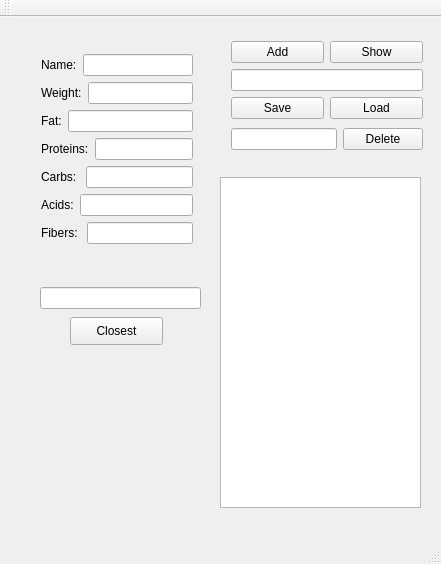
First picture: the form in mainwindow.ui, repository pavllan90/FoodVolume, before the edit.
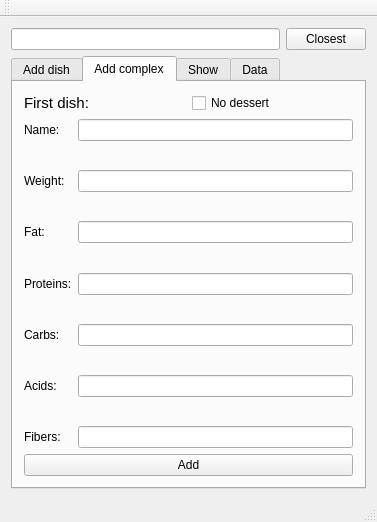
Second picture: the form after the edit. The open tabs and pages were chosen to show the change.

```diff
--- a/mainwindow.ui
+++ b/mainwindow.ui
@@ -6,74 +6,58 @@
    <rect>
     <x>0</x>
     <y>0</y>
-    <width>441</width>
-    <height>564</height>
+    <width>377</width>
+    <height>522</height>
    </rect>
   </property>
   <property name="windowTitle">
    <string>MainWindow</string>
   </property>
   <widget class="QWidget" name="centralWidget">
-   <widget class="QTextEdit" name="textEdit">
-    <property name="geometry">
-     <rect>
-      <x>220</x>
-      <y>160</y>
-      <width>201</width>
-      <height>331</height>
-     </rect>
-    </property>
-   </widget>
-   <widget class="QLineEdit" name="lineEdit_11">
-    <property name="geometry">
-     <rect>
-      <x>40</x>
-      <y>270</y>
-      <width>161</width>
-      <height>22</height>
-     </rect>
-    </property>
-   </widget>
+   <layout class="QVBoxLayout" name="verticalLayout_6">
+    <item>
+     <layout class="QHBoxLayout" name="horizontalLayout_8">
+      <item>
+       <widget class="QLineEdit" name="lineEdit_11"/>
+      </item>
+      <item>
    <widget class="QPushButton" name="pushButton_6">
-    <property name="geometry">
-     <rect>
-      <x>70</x>
-      <y>300</y>
-      <width>93</width>
-      <height>28</height>
-     </rect>
-    </property>
     <property name="text">
      <string>Closest</string>
     </property>
    </widget>
-   <widget class="QWidget" name="layoutWidget">
-    <property name="geometry">
-     <rect>
-      <x>30</x>
-      <y>10</y>
-      <width>174</width>
-      <height>245</height>
-     </rect>
-    </property>
+      </item>
+     </layout>
+    </item>
+    <item>
+     <widget class="QTabWidget" name="tabWidget">
+      <property name="currentIndex">
+       <number>3</number>
+      </property>
+      <widget class="QWidget" name="tab_3">
+       <attribute name="title">
+        <string>Add dish</string>
+       </attribute>
     <layout class="QVBoxLayout" name="verticalLayout_2">
      <item>
-      <layout class="QVBoxLayout" name="verticalLayout">
-       <item>
-        <layout class="QHBoxLayout" name="horizontalLayout_7">
-         <item>
-          <widget class="QLabel" name="label">
-           <property name="text">
-            <string>Name:</string>
-           </property>
-          </widget>
-         </item>
-         <item>
-          <widget class="QLineEdit" name="lineEdit"/>
-         </item>
-        </layout>
-       </item>
-       <item>
+         <layout class="QFormLayout" name="formLayout_2">
+          <property name="fieldGrowthPolicy">
+           <enum>QFormLayout::AllNonFixedFieldsGrow</enum>
+          </property>
+          <item row="1" column="0">
+           <spacer name="verticalSpacer">
+            <property name="orientation">
+             <enum>Qt::Vertical</enum>
+            </property>
+            <property name="sizeHint" stdset="0">
+             <size>
+              <width>20</width>
+              <height>40</height>
+             </size>
+            </property>
+           </spacer>
+          </item>
+          <item row="2" column="0">
         <layout class="QHBoxLayout" name="horizontalLayout_6">
          <item>
           <widget class="QLabel" name="label_2">
@@ -82,12 +66,22 @@
            </property>
           </widget>
          </item>
-         <item>
-          <widget class="QLineEdit" name="lineEdit_2"/>
-         </item>
-        </layout>
-       </item>
-       <item>
+           </layout>
+          </item>
+          <item row="3" column="0">
+           <spacer name="verticalSpacer_2">
+            <property name="orientation">
+             <enum>Qt::Vertical</enum>
+            </property>
+            <property name="sizeHint" stdset="0">
+             <size>
+              <width>20</width>
+              <height>40</height>
+             </size>
+            </property>
+           </spacer>
+          </item>
+          <item row="4" column="0">
         <layout class="QHBoxLayout" name="horizontalLayout_5">
          <item>
           <widget class="QLabel" name="label_3">
@@ -96,12 +90,22 @@
            </property>
           </widget>
          </item>
-         <item>
-          <widget class="QLineEdit" name="lineEdit_3"/>
-         </item>
-        </layout>
-       </item>
-       <item>
+           </layout>
+          </item>
+          <item row="5" column="0">
+           <spacer name="verticalSpacer_3">
+            <property name="orientation">
+             <enum>Qt::Vertical</enum>
+            </property>
+            <property name="sizeHint" stdset="0">
+             <size>
+              <width>20</width>
+              <height>40</height>
+             </size>
+            </property>
+           </spacer>
+          </item>
+          <item row="6" column="0">
         <layout class="QHBoxLayout" name="horizontalLayout_4">
          <item>
           <widget class="QLabel" name="label_4">
@@ -110,12 +114,22 @@
            </property>
           </widget>
          </item>
-         <item>
-          <widget class="QLineEdit" name="lineEdit_4"/>
-         </item>
-        </layout>
-       </item>
-       <item>
+           </layout>
+          </item>
+          <item row="7" column="0">
+           <spacer name="verticalSpacer_4">
+            <property name="orientation">
+             <enum>Qt::Vertical</enum>
+            </property>
+            <property name="sizeHint" stdset="0">
+             <size>
+              <width>20</width>
+              <height>40</height>
+             </size>
+            </property>
+           </spacer>
+          </item>
+          <item row="8" column="0">
         <layout class="QHBoxLayout" name="horizontalLayout_3">
          <item>
           <widget class="QLabel" name="label_5">
@@ -124,12 +138,22 @@
            </property>
           </widget>
          </item>
-         <item>
-          <widget class="QLineEdit" name="lineEdit_5"/>
-         </item>
-        </layout>
-       </item>
-       <item>
+           </layout>
+          </item>
+          <item row="9" column="0">
+           <spacer name="verticalSpacer_5">
+            <property name="orientation">
+             <enum>Qt::Vertical</enum>
+            </property>
+            <property name="sizeHint" stdset="0">
+             <size>
+              <width>20</width>
+              <height>40</height>
+             </size>
+            </property>
+           </spacer>
+          </item>
+          <item row="10" column="0">
         <layout class="QHBoxLayout" name="horizontalLayout_2">
          <item>
           <widget class="QLabel" name="label_6">
@@ -138,12 +162,22 @@
            </property>
           </widget>
          </item>
-         <item>
-          <widget class="QLineEdit" name="lineEdit_6"/>
-         </item>
-        </layout>
-       </item>
-       <item>
+           </layout>
+          </item>
+          <item row="11" column="0">
+           <spacer name="verticalSpacer_6">
+            <property name="orientation">
+             <enum>Qt::Vertical</enum>
+            </property>
+            <property name="sizeHint" stdset="0">
+             <size>
+              <width>20</width>
+              <height>40</height>
+             </size>
+            </property>
+           </spacer>
+          </item>
+          <item row="12" column="0">
         <layout class="QHBoxLayout" name="horizontalLayout">
          <item>
           <widget class="QLabel" name="label_7">
@@ -152,27 +186,42 @@
            </property>
           </widget>
          </item>
+           </layout>
+          </item>
+          <item row="0" column="0">
+           <layout class="QHBoxLayout" name="horizontalLayout_7">
          <item>
+             <widget class="QLabel" name="label">
+              <property name="text">
+               <string>Name:</string>
+              </property>
+             </widget>
+            </item>
+           </layout>
+          </item>
+          <item row="0" column="1">
+           <widget class="QLineEdit" name="lineEdit"/>
+          </item>
+          <item row="2" column="1">
+           <widget class="QLineEdit" name="lineEdit_2"/>
+          </item>
+          <item row="4" column="1">
+           <widget class="QLineEdit" name="lineEdit_3"/>
+          </item>
+          <item row="6" column="1">
+           <widget class="QLineEdit" name="lineEdit_4"/>
+          </item>
+          <item row="8" column="1">
+           <widget class="QLineEdit" name="lineEdit_5"/>
+          </item>
+          <item row="10" column="1">
+           <widget class="QLineEdit" name="lineEdit_6"/>
+          </item>
+          <item row="12" column="1">
           <widget class="QLineEdit" name="lineEdit_7"/>
          </item>
         </layout>
        </item>
-      </layout>
-     </item>
-    </layout>
-   </widget>
-   <widget class="QWidget" name="layoutWidget">
-    <property name="geometry">
-     <rect>
-      <x>220</x>
-      <y>10</y>
-      <width>214</width>
-      <height>139</height>
-     </rect>
-    </property>
-    <layout class="QVBoxLayout" name="verticalLayout_5">
-     <item>
-      <layout class="QVBoxLayout" name="verticalLayout_4">
        <item>
         <layout class="QHBoxLayout" name="horizontalLayout_9">
          <item>
@@ -182,15 +231,265 @@
            </property>
           </widget>
          </item>
+         </layout>
+        </item>
+       </layout>
+      </widget>
+      <widget class="QWidget" name="tab_5">
+       <attribute name="title">
+        <string>Add complex</string>
+       </attribute>
+       <layout class="QVBoxLayout" name="verticalLayout_8">
          <item>
-          <widget class="QPushButton" name="pushButton_2">
+         <layout class="QHBoxLayout" name="horizontalLayout_19">
+          <item>
+           <widget class="QLabel" name="label_15">
+            <property name="font">
+             <font>
+              <pointsize>11</pointsize>
+             </font>
+            </property>
            <property name="text">
+             <string>First dish:</string>
+            </property>
+           </widget>
+          </item>
+          <item>
+           <widget class="QCheckBox" name="checkBox">
+            <property name="text">
+             <string>No dessert</string>
+            </property>
+           </widget>
+          </item>
+         </layout>
+        </item>
+        <item>
+         <spacer name="verticalSpacer_13">
+          <property name="orientation">
+           <enum>Qt::Vertical</enum>
+          </property>
+          <property name="sizeHint" stdset="0">
+           <size>
+            <width>20</width>
+            <height>40</height>
+           </size>
+          </property>
+         </spacer>
+        </item>
+        <item>
+         <layout class="QFormLayout" name="formLayout">
+          <item row="1" column="0">
+           <spacer name="verticalSpacer_7">
+            <property name="orientation">
+             <enum>Qt::Vertical</enum>
+            </property>
+            <property name="sizeHint" stdset="0">
+             <size>
+              <width>20</width>
+              <height>40</height>
+             </size>
+            </property>
+           </spacer>
+          </item>
+          <item row="2" column="0">
+           <layout class="QHBoxLayout" name="horizontalLayout_13">
+            <item>
+             <widget class="QLabel" name="label_9">
+              <property name="text">
+               <string>Weight:</string>
+              </property>
+             </widget>
+            </item>
+           </layout>
+          </item>
+          <item row="3" column="0">
+           <spacer name="verticalSpacer_8">
+            <property name="orientation">
+             <enum>Qt::Vertical</enum>
+            </property>
+            <property name="sizeHint" stdset="0">
+             <size>
+              <width>20</width>
+              <height>40</height>
+             </size>
+            </property>
+           </spacer>
+          </item>
+          <item row="4" column="0">
+           <layout class="QHBoxLayout" name="horizontalLayout_14">
+            <item>
+             <widget class="QLabel" name="label_10">
+              <property name="text">
+               <string>Fat:</string>
+              </property>
+             </widget>
+            </item>
+           </layout>
+          </item>
+          <item row="5" column="0">
+           <spacer name="verticalSpacer_9">
+            <property name="orientation">
+             <enum>Qt::Vertical</enum>
+            </property>
+            <property name="sizeHint" stdset="0">
+             <size>
+              <width>20</width>
+              <height>40</height>
+             </size>
+            </property>
+           </spacer>
+          </item>
+          <item row="6" column="0">
+           <layout class="QHBoxLayout" name="horizontalLayout_15">
+            <item>
+             <widget class="QLabel" name="label_11">
+              <property name="text">
+               <string>Proteins:</string>
+              </property>
+             </widget>
+            </item>
+           </layout>
+          </item>
+          <item row="7" column="0">
+           <spacer name="verticalSpacer_10">
+            <property name="orientation">
+             <enum>Qt::Vertical</enum>
+            </property>
+            <property name="sizeHint" stdset="0">
+             <size>
+              <width>20</width>
+              <height>40</height>
+             </size>
+            </property>
+           </spacer>
+          </item>
+          <item row="8" column="0">
+           <layout class="QHBoxLayout" name="horizontalLayout_16">
+            <item>
+             <widget class="QLabel" name="label_12">
+              <property name="text">
+               <string>Carbs: </string>
+              </property>
+             </widget>
+            </item>
+           </layout>
+          </item>
+          <item row="9" column="0">
+           <spacer name="verticalSpacer_11">
+            <property name="orientation">
+             <enum>Qt::Vertical</enum>
+            </property>
+            <property name="sizeHint" stdset="0">
+             <size>
+              <width>20</width>
+              <height>40</height>
+             </size>
+            </property>
+           </spacer>
+          </item>
+          <item row="10" column="0">
+           <layout class="QHBoxLayout" name="horizontalLayout_17">
+            <item>
+             <widget class="QLabel" name="label_13">
+              <property name="text">
+               <string>Acids:</string>
+              </property>
+             </widget>
+            </item>
+           </layout>
+          </item>
+          <item row="11" column="0">
+           <spacer name="verticalSpacer_12">
+            <property name="orientation">
+             <enum>Qt::Vertical</enum>
+            </property>
+            <property name="sizeHint" stdset="0">
+             <size>
+              <width>20</width>
+              <height>40</height>
+             </size>
+            </property>
+           </spacer>
+          </item>
+          <item row="12" column="0">
+           <layout class="QHBoxLayout" name="horizontalLayout_18">
+            <item>
+             <widget class="QLabel" name="label_14">
+              <property name="text">
+               <string>Fibers: </string>
+              </property>
+             </widget>
+            </item>
+           </layout>
+          </item>
+          <item row="0" column="0">
+           <layout class="QHBoxLayout" name="horizontalLayout_12">
+            <item>
+             <widget class="QLabel" name="label_8">
+              <property name="text">
+               <string>Name:</string>
+              </property>
+             </widget>
+            </item>
+           </layout>
+          </item>
+          <item row="0" column="1">
+           <widget class="QLineEdit" name="lineEdit_8"/>
+          </item>
+          <item row="2" column="1">
+           <widget class="QLineEdit" name="lineEdit_12"/>
+          </item>
+          <item row="4" column="1">
+           <widget class="QLineEdit" name="lineEdit_13"/>
+          </item>
+          <item row="6" column="1">
+           <widget class="QLineEdit" name="lineEdit_14"/>
+          </item>
+          <item row="8" column="1">
+           <widget class="QLineEdit" name="lineEdit_15"/>
+          </item>
+          <item row="10" column="1">
+           <widget class="QLineEdit" name="lineEdit_16"/>
+          </item>
+          <item row="12" column="1">
+           <widget class="QLineEdit" name="lineEdit_17"/>
+          </item>
+         </layout>
+        </item>
+        <item>
+         <widget class="QPushButton" name="pushButton_7">
+          <property name="text">
+           <string>Add</string>
+          </property>
+         </widget>
+        </item>
+       </layout>
+      </widget>
+      <widget class="QWidget" name="tab_6">
+       <attribute name="title">
             <string>Show</string>
+       </attribute>
+       <layout class="QVBoxLayout" name="verticalLayout_9">
+        <item>
+         <widget class="QTreeWidget" name="treeWidget">
+          <column>
+           <property name="text">
+            <string notr="true">1</string>
            </property>
+          </column>
           </widget>
          </item>
         </layout>
-       </item>
+      </widget>
+      <widget class="QWidget" name="tab_4">
+       <attribute name="title">
+        <string>Data</string>
+       </attribute>
+       <layout class="QVBoxLayout" name="verticalLayout_7">
+        <item>
+         <layout class="QVBoxLayout" name="verticalLayout_5">
+          <item>
+           <layout class="QVBoxLayout" name="verticalLayout_4">
        <item>
         <layout class="QVBoxLayout" name="verticalLayout_3">
          <item>
@@ -220,6 +519,13 @@
      </item>
      <item>
       <layout class="QHBoxLayout" name="horizontalLayout_11">
+            <item>
+             <widget class="QLabel" name="label_16">
+              <property name="text">
+               <string>TextLabel</string>
+              </property>
+             </widget>
+            </item>
        <item>
         <widget class="QLineEdit" name="lineEdit_10"/>
        </item>
@@ -233,14 +539,48 @@
       </layout>
      </item>
     </layout>
-   </widget>
+        </item>
+        <item>
+         <layout class="QVBoxLayout" name="verticalLayout">
+          <item>
+           <layout class="QHBoxLayout" name="horizontalLayout_20">
+            <item>
+             <widget class="QPushButton" name="pushButton_2">
+              <property name="text">
+               <string>Size</string>
+              </property>
+             </widget>
+            </item>
+            <item>
+             <widget class="QPushButton" name="pushButton_8">
+              <property name="text">
+               <string>Is Empty?</string>
+              </property>
+             </widget>
+            </item>
+           </layout>
+          </item>
+          <item>
+           <widget class="QLabel" name="label_17">
+            <property name="text">
+             <string/>
+            </property>
+           </widget>
+          </item>
+         </layout>
+        </item>
+       </layout>
+      </widget>
+     </widget>
+    </item>
+   </layout>
   </widget>
   <widget class="QMenuBar" name="menuBar">
    <property name="geometry">
     <rect>
      <x>0</x>
      <y>0</y>
-     <width>441</width>
+     <width>377</width>
      <height>25</height>
     </rect>
    </property>
```
Lines whose indentation alone changed are shown as unchanged.
